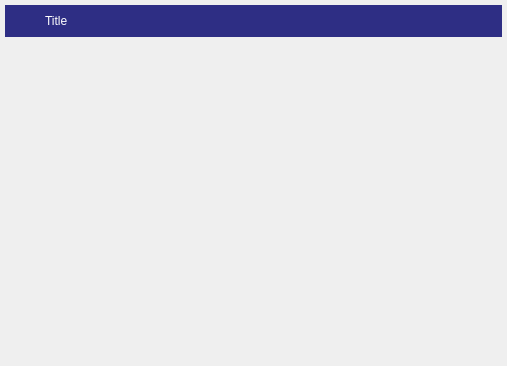
Erizur/FrutaGroovePlayerQt, file windowhandler.ui: the form before one commit.
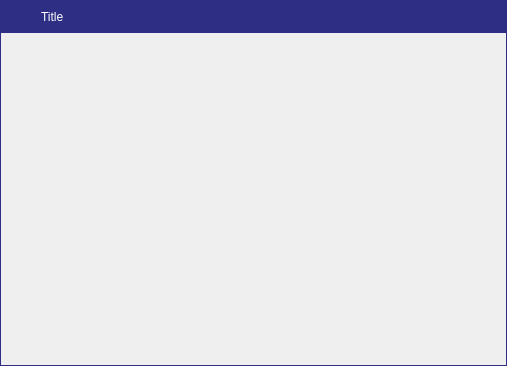
The form after the commit. Icons and pictures are not drawn. Custom widgets are drawn as their Qt base class.

```diff
--- a/windowhandler.ui
+++ b/windowhandler.ui
@@ -13,24 +13,27 @@
   <property name="windowTitle">
    <string>Form</string>
   </property>
+  <property name="autoFillBackground">
+   <bool>false</bool>
+  </property>
   <property name="styleSheet">
    <string notr="true"/>
   </property>
   <layout class="QVBoxLayout" name="verticalLayout_2">
    <property name="spacing">
-    <number>5</number>
+    <number>0</number>
    </property>
    <property name="leftMargin">
-    <number>5</number>
+    <number>0</number>
    </property>
    <property name="topMargin">
-    <number>5</number>
+    <number>0</number>
    </property>
    <property name="rightMargin">
-    <number>5</number>
+    <number>0</number>
    </property>
    <property name="bottomMargin">
-    <number>5</number>
+    <number>0</number>
    </property>
    <item>
     <widget class="QWidget" name="winFrame" native="true">
@@ -38,27 +41,28 @@
       <bool>true</bool>
      </property>
      <property name="styleSheet">
-      <string notr="true">#winFrame{background-color:palette(Window);}
+      <string notr="true">#winFrame{background-color:palette(Window); border: 1px solid rgb(46, 46, 132);}
+
 </string>
      </property>
      <layout class="QVBoxLayout" name="verticalLayout">
       <property name="spacing">
-       <number>0</number>
+       <number>1</number>
       </property>
       <property name="sizeConstraint">
        <enum>QLayout::SetDefaultConstraint</enum>
       </property>
       <property name="leftMargin">
-       <number>0</number>
+       <number>1</number>
       </property>
       <property name="topMargin">
-       <number>0</number>
+       <number>1</number>
       </property>
       <property name="rightMargin">
-       <number>0</number>
+       <number>1</number>
       </property>
       <property name="bottomMargin">
-       <number>0</number>
+       <number>1</number>
       </property>
       <item>
        <widget class="titleBar" name="winTitlebar" native="true">
```
Left out of the diff: 3 changed lines with no effect on the pictures.
